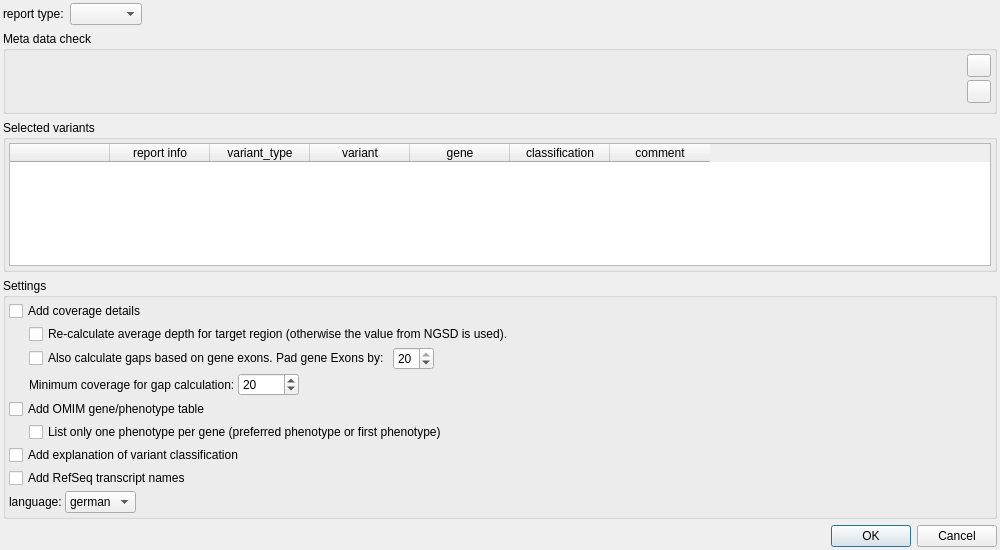
Old version of the form src/GSvar/ReportDialog.ui in the repository imgag/ngs-bits.
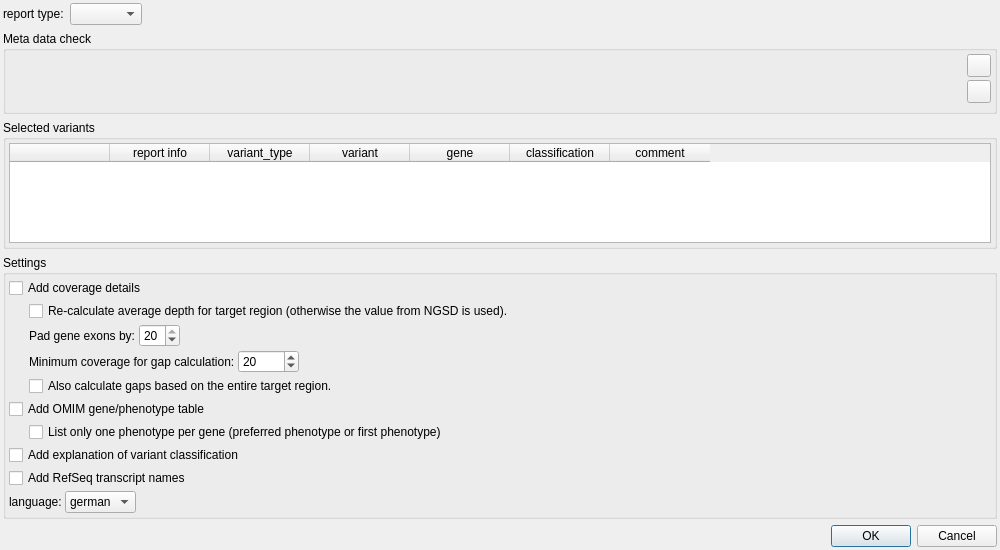
New version of the form. Icons and pictures are not drawn.

```diff
--- a/src/GSvar/ReportDialog.ui
+++ b/src/GSvar/ReportDialog.ui
@@ -333,9 +333,9 @@
        </layout>
       </item>
       <item>
-       <layout class="QHBoxLayout" name="horizontalLayout_5">
+       <layout class="QHBoxLayout" name="horizontalLayout_9">
         <item>
-         <spacer name="horizontalSpacer_6">
+         <spacer name="horizontalSpacer_11">
           <property name="orientation">
            <enum>Qt::Horizontal</enum>
           </property>
@@ -351,20 +351,17 @@
          </spacer>
         </item>
         <item>
-         <widget class="QCheckBox" name="cov_exon">
+         <widget class="QLabel" name="label_3">
           <property name="toolTip">
            <string>&lt;html&gt;&lt;head/&gt;&lt;body&gt;&lt;p&gt;Generate a target region based on gene exons from the gene list of the selected target region.&lt;/p&gt;&lt;p&gt;This option is usefull if the target region is based on the entire gene locus, but coverage details like gaps should be calcualted for the exon/splice region only.&lt;/p&gt;&lt;/body&gt;&lt;/html&gt;</string>
           </property>
           <property name="text">
-           <string>Also calculate gaps based on gene exons. Pad gene Exons by:</string>
-          </property>
-          <property name="checked">
-           <bool>false</bool>
+           <string>Pad gene exons by:</string>
           </property>
          </widget>
         </item>
         <item>
-         <widget class="QSpinBox" name="cov_exon_padding">
+         <widget class="QSpinBox" name="cov_exon_padding_2">
           <property name="minimum">
            <number>0</number>
           </property>
@@ -380,7 +377,7 @@
          </widget>
         </item>
         <item>
-         <spacer name="horizontalSpacer">
+         <spacer name="horizontalSpacer_2">
           <property name="orientation">
            <enum>Qt::Horizontal</enum>
           </property>
@@ -453,6 +450,39 @@
         </item>
        </layout>
       </item>
+      <item>
+       <layout class="QHBoxLayout" name="horizontalLayout_5">
+        <item>
+         <spacer name="horizontalSpacer_6">
+          <property name="orientation">
+           <enum>Qt::Horizontal</enum>
+          </property>
+          <property name="sizeType">
+           <enum>QSizePolicy::Fixed</enum>
+          </property>
+          <property name="sizeHint" stdset="0">
+           <size>
+            <width>20</width>
+            <height>5</height>
+           </size>
+          </property>
+         </spacer>
+        </item>
+        <item>
+         <widget class="QCheckBox" name="cov_exon">
+          <property name="toolTip">
+           <string>&lt;html&gt;&lt;head/&gt;&lt;body&gt;&lt;p&gt;Generate a gap report based on the selected target region in addition to the exon-based gap report.&lt;/p&gt;&lt;p&gt;This option is usefull if the target region is based on entire gene loci and a gap report is needed for the entire target region.&lt;/p&gt;&lt;/body&gt;&lt;/html&gt;</string>
+          </property>
+          <property name="text">
+           <string>Also calculate gaps based on the entire target region.</string>
+          </property>
+          <property name="checked">
+           <bool>false</bool>
+          </property>
+         </widget>
+        </item>
+       </layout>
+      </item>
       <item>
        <widget class="QCheckBox" name="omim_table">
         <property name="text">
```
Left out of the diff: 6 changed lines with no effect on the pictures.
